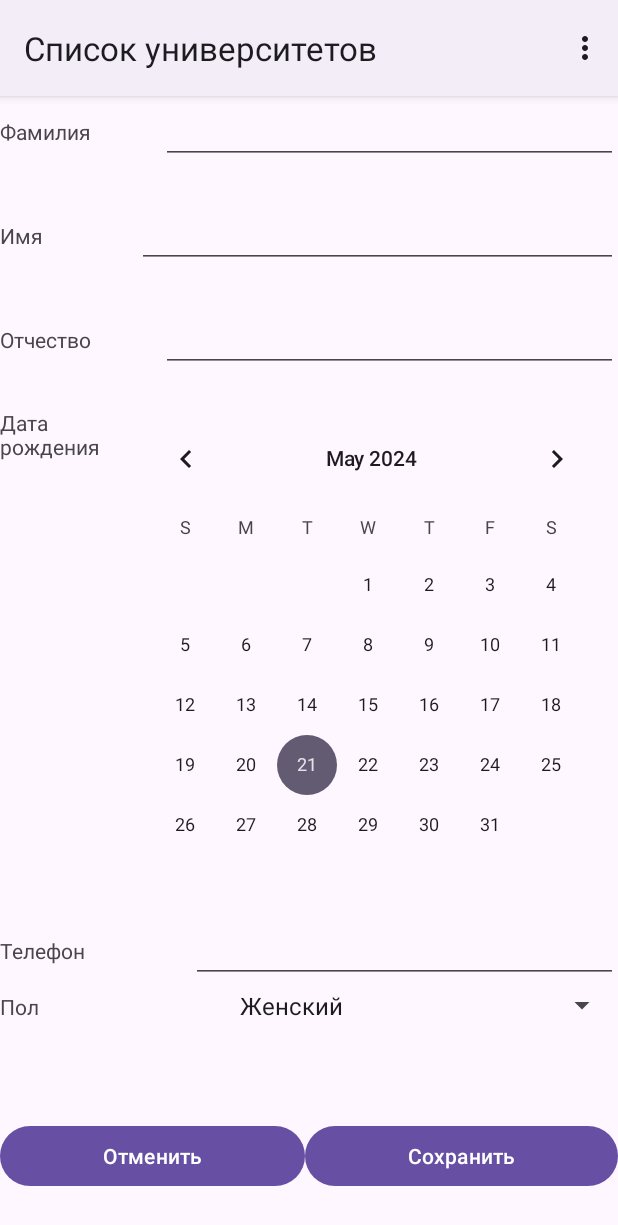
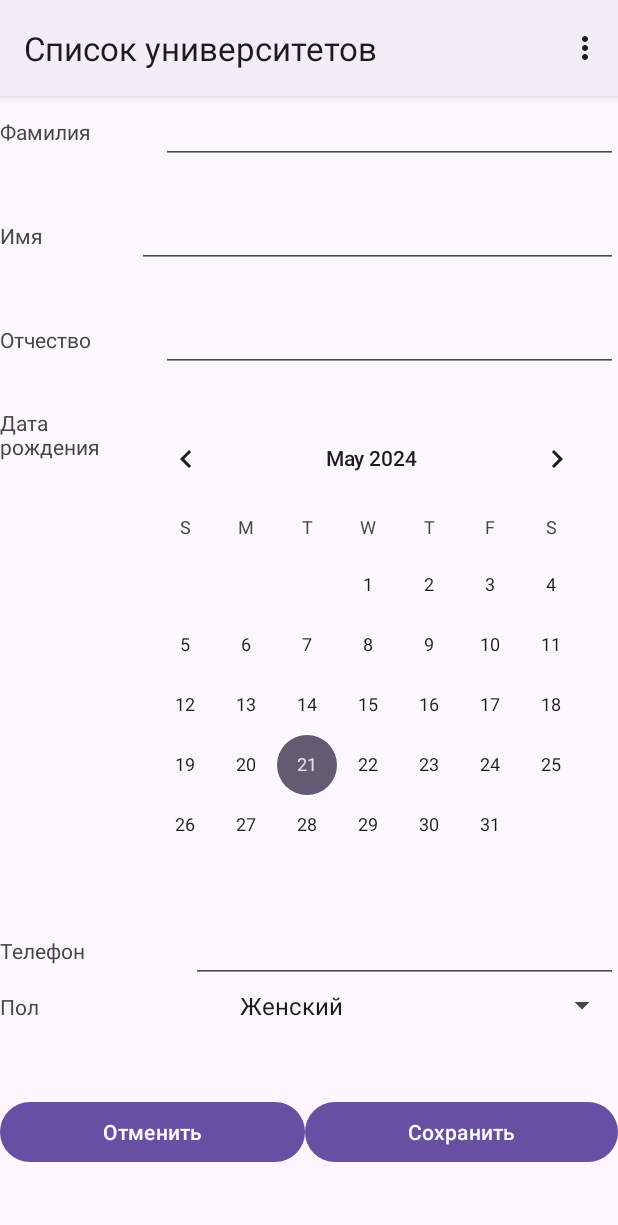
Before and after one commit to n0th1ngn355/MobileDevelopment, an Android app: the fragment StudentFragment placed in its activity, on a phone screen of 412 x 824 dp. Shown: the top 1225 px of the screen. Run offline under Robolectric (Android 15) with nearby library versions, the phone set to English and light mode, and no system bars; 7 statements that could not run were skipped.

Commit message:
lab3 final

```diff
--- a/lab3app/app/src/main/java/com/example/lab3app/MainActivity.kt
+++ b/lab3app/app/src/main/java/com/example/lab3app/MainActivity.kt
@@ -55,11 +55,11 @@ class MainActivity : AppCompatActivity(), UpdateActivity {
                     }
                     groupID->{
                         currentFragmentID= facultyId
-//                        setTitle("Список факультетов")
+                        setTitle("Список факультетов")
                     }
                     studentID->{
                         currentFragmentID= groupID
-//                        setTitle("Список факультетов")
+                        setTitle("Список групп")
                     }
                     else ->{}
                 }
@@ -84,6 +84,9 @@ class MainActivity : AppCompatActivity(), UpdateActivity {
         _miNewGroup = menu?.findItem(R.id.miNewGroup)
         _miUpdateGroup = menu?.findItem(R.id.miUpdateGroup)
         _miDeleteGroup = menu?.findItem(R.id.miDeleteGroup)
+        _miNewGroup?.isVisible = false
+        _miUpdateGroup?.isVisible = false
+        _miDeleteGroup?.isVisible = false
 
         return true
     }
@@ -138,7 +141,7 @@ class MainActivity : AppCompatActivity(), UpdateActivity {
         title = _title
     }
 
-    private var currentFragmentID = -1
+    private var currentFragmentID = 0
     override fun setFragment(fragmentID: Int, student: Student?) {
         currentFragmentID = fragmentID
         when (fragmentID) {
@@ -155,11 +158,11 @@ class MainActivity : AppCompatActivity(), UpdateActivity {
     }
 
     private fun updateMenuView(){
-        _miNewUniversity?.isVisible=currentFragmentID==universityID
-        _miDeleteUniversity?.isVisible=currentFragmentID==universityID
-        _miUpdateUniversity?.isVisible=currentFragmentID==universityID
-        _miNewGroup?.isVisible=currentFragmentID==groupID
-        _miDeleteGroup?.isVisible=currentFragmentID==groupID
-        _miUpdateGroup?.isVisible=currentFragmentID==groupID
+        _miNewUniversity?.isVisible=(currentFragmentID==universityID)
+        _miDeleteUniversity?.isVisible=(currentFragmentID==universityID)
+        _miUpdateUniversity?.isVisible=(currentFragmentID==universityID)
+        _miNewGroup?.isVisible=(currentFragmentID==groupID)
+        _miDeleteGroup?.isVisible=(currentFragmentID==groupID)
+        _miUpdateGroup?.isVisible=(currentFragmentID==groupID)
     }
 }
--- a/lab3app/app/src/main/java/com/example/lab3app/fragments/GroupsFragment.kt
+++ b/lab3app/app/src/main/java/com/example/lab3app/fragments/GroupsFragment.kt
@@ -98,11 +98,10 @@ class GroupsFragment : Fragment(), MainActivity.Edit {
             }
 
             override fun onTabUnselected(tab: TabLayout.Tab?) {
-                TODO("Not yet implemented")
             }
 
             override fun onTabReselected(tab: TabLayout.Tab?) {
-                TODO("Not yet implemented")
+
             }
         })
     }
--- a/lab3app/app/src/main/res/layout/fragment_student.xml
+++ b/lab3app/app/src/main/res/layout/fragment_student.xml
@@ -166,9 +166,10 @@
 
     <LinearLayout
         android:layout_width="0dp"
-        android:layout_height="109dp"
+        android:layout_height="wrap_content"
         android:gravity="bottom"
         android:orientation="horizontal"
+        app:layout_constraintBottom_toBottomOf="parent"
         app:layout_constraintEnd_toEndOf="parent"
         app:layout_constraintStart_toStartOf="parent"
         app:layout_constraintTop_toBottomOf="@+id/linearLayout6">
```
